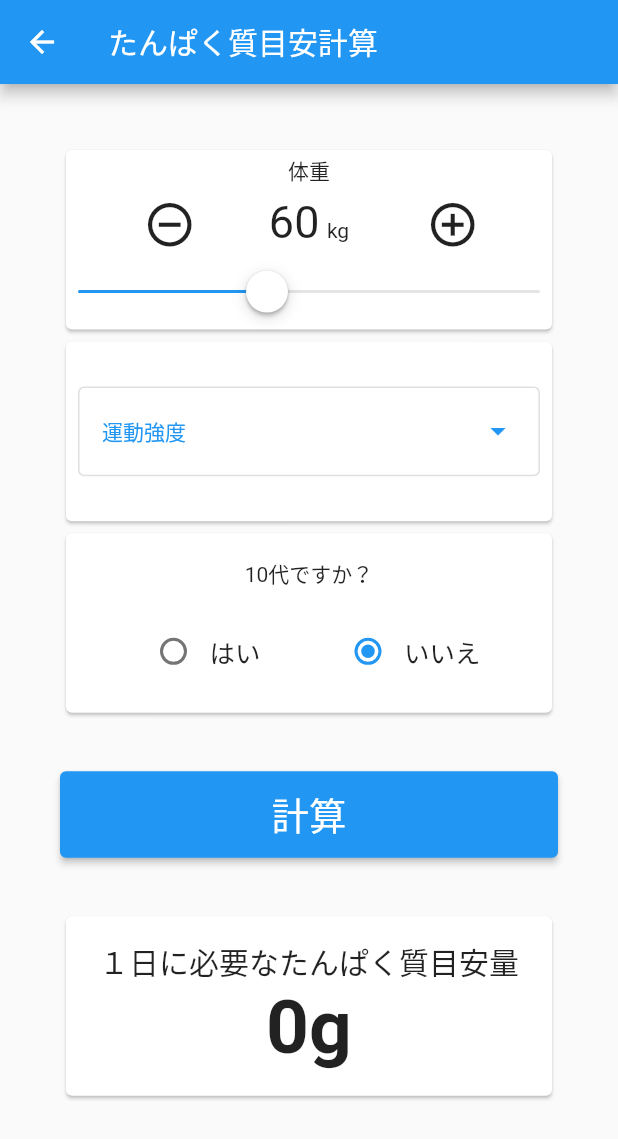
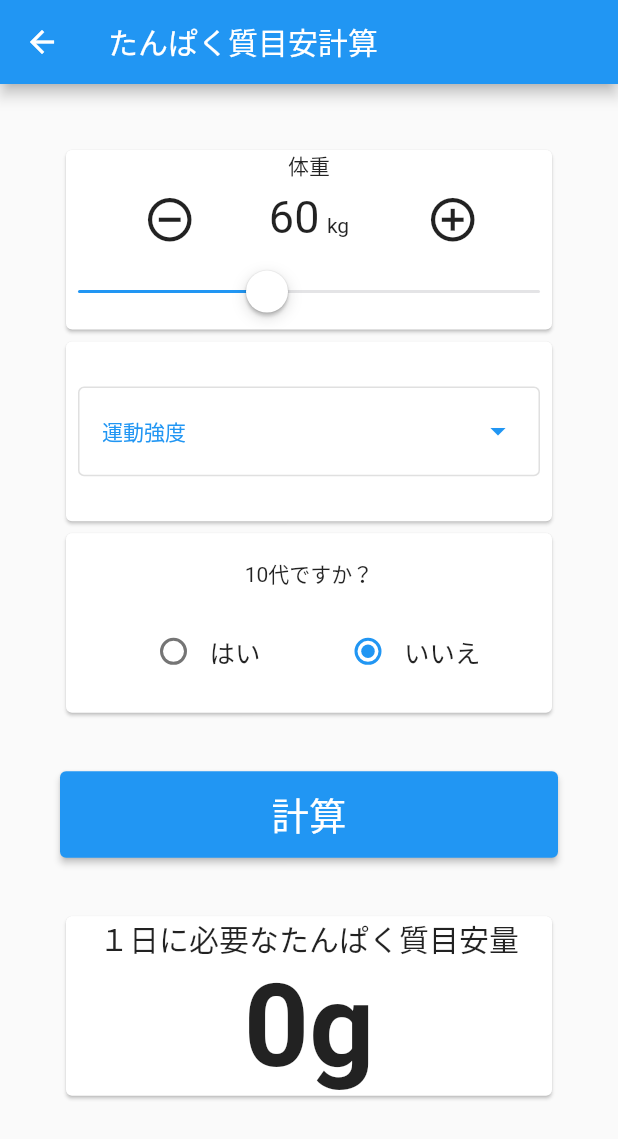
Before and after one commit to ohyeaho/protein_log, a Flutter app: the IntakeCalculationPage screen opened directly, on a phone screen of 412 x 824 dp. Shown: the top 1139 px of the screen. Run offline on Flutter 3.47's test engine with Material 2 defaults, Android fonts, the phone set to English and light mode, and no system bars; drawn by our look-alikes of google_mobile_ads; our stand-ins replace shared_preferences, table_calendar; missing offline and left inert: app_tracking_transparency; accounts and stored records are empty; network calls fail.

Commit message:
fix for update

```diff
--- a/lib/pages/intake_calculation_page.dart
+++ b/lib/pages/intake_calculation_page.dart
@@ -54,7 +54,6 @@ class _IntakeCalculationPageState extends State<IntakeCalculationPage> {
               child: Column(
                 children: [
                   Expanded(
-                    flex: 1,
                     child: Card(
                       child: Column(
                         mainAxisAlignment: MainAxisAlignment.center,
@@ -102,7 +101,8 @@ class _IntakeCalculationPageState extends State<IntakeCalculationPage> {
                               ),
                             ],
                           ),
-                          Container(
+                          Expanded(
+                            child: Container(
                               width: double.infinity,
                               child: CupertinoSlider(
                                 value: weight.toDouble(),
@@ -114,13 +114,13 @@ class _IntakeCalculationPageState extends State<IntakeCalculationPage> {
                                   });
                                 },
                               ),
+                            ),
                           )
                         ],
                       ),
                     ),
                   ),
                   Expanded(
-                    flex: 1,
                     child: Card(
                       child: Padding(
                         padding: const EdgeInsets.symmetric(vertical: 30.0, horizontal: 8.0),
@@ -167,7 +167,6 @@ class _IntakeCalculationPageState extends State<IntakeCalculationPage> {
                     ),
                   ),
                   Expanded(
-                    flex: 1,
                     child: Card(
                         child: Column(
                       mainAxisAlignment: MainAxisAlignment.spaceEvenly,
@@ -218,7 +217,6 @@ class _IntakeCalculationPageState extends State<IntakeCalculationPage> {
                     )),
                   ),
                   Expanded(
-                    flex: 1,
                     child: Padding(
                       padding: const EdgeInsets.symmetric(vertical: 35.0),
                       child: Container(
@@ -234,6 +232,7 @@ class _IntakeCalculationPageState extends State<IntakeCalculationPage> {
                               result = calc.resultProtein()!;
                             });
                           },
+                          child: FittedBox(
                             child: Text(
                               '計算',
                               style: TextStyle(fontSize: 25),
@@ -242,8 +241,8 @@ class _IntakeCalculationPageState extends State<IntakeCalculationPage> {
                         ),
                       ),
                     ),
+                  ),
                   Expanded(
-                    flex: 1,
                     child: Card(
                       child: Padding(
                         padding: const EdgeInsets.symmetric(horizontal: 8.0),
@@ -251,11 +250,14 @@ class _IntakeCalculationPageState extends State<IntakeCalculationPage> {
                           child: Column(
                             mainAxisAlignment: MainAxisAlignment.center,
                             children: [
-                              Text(
+                              FittedBox(
+                                child: Text(
                                   '１日に必要なたんぱく質目安量',
                                   style: TextStyle(fontSize: 20),
                                 ),
-                              FittedBox(
+                              ),
+                              Expanded(
+                                child: FittedBox(
                                   child: Text(
                                     '${result}g',
                                     style: TextStyle(
@@ -263,6 +265,7 @@ class _IntakeCalculationPageState extends State<IntakeCalculationPage> {
                                       fontWeight: FontWeight.w600,
                                     ),
                                     maxLines: 1,
+                                  ),
                                 ),
                               ),
                             ],
--- a/pubspec.yaml
+++ b/pubspec.yaml
@@ -15,7 +15,7 @@ publish_to: 'none' # Remove this line if you wish to publish to pub.dev
 # In iOS, build-name is used as CFBundleShortVersionString while build-number used as CFBundleVersion.
 # Read more about iOS versioning at
 # https://developer.apple.com/library/archive/documentation/General/Reference/InfoPlistKeyReference/Articles/CoreFoundationKeys.html
-version: 1.2.1
+version: 1.3.0
 
 environment:
   sdk: ">=2.15.1 <3.0.0"
```
Also changed, not shown: 2 other files. Lines whose indentation alone changed are shown as unchanged.
